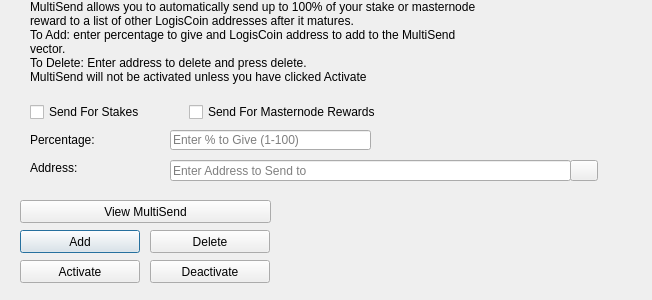
First picture: the form in src/qt/forms/multisenddialog.ui, repository forkcoin01/ValinorCoinmn, before the edit.
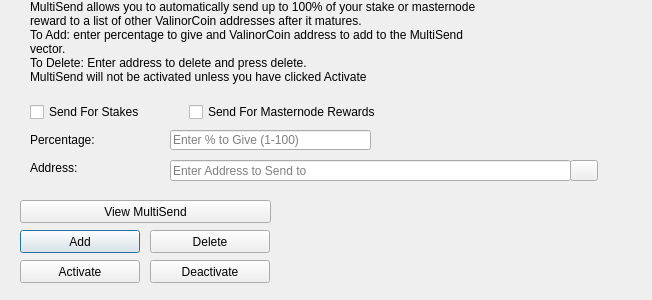
Second picture: the form after the edit. Icons and pictures are not drawn.

```diff
--- a/src/qt/forms/multisenddialog.ui
+++ b/src/qt/forms/multisenddialog.ui
@@ -61,8 +61,8 @@
     <number>1</number>
    </property>
    <property name="text">
-    <string>MultiSend allows you to automatically send up to 100% of your stake or masternode reward to a list of other LogisCoin addresses after it matures.
-To Add: enter percentage to give and LogisCoin address to add to the MultiSend vector.
+    <string>MultiSend allows you to automatically send up to 100% of your stake or masternode reward to a list of other ValinorCoin addresses after it matures.
+To Add: enter percentage to give and ValinorCoin address to add to the MultiSend vector.
 To Delete: Enter address to delete and press delete.
 MultiSend will not be activated unless you have clicked Activate</string>
    </property>
```
Left out of the diff: 4 changed lines with no effect on the pictures.
